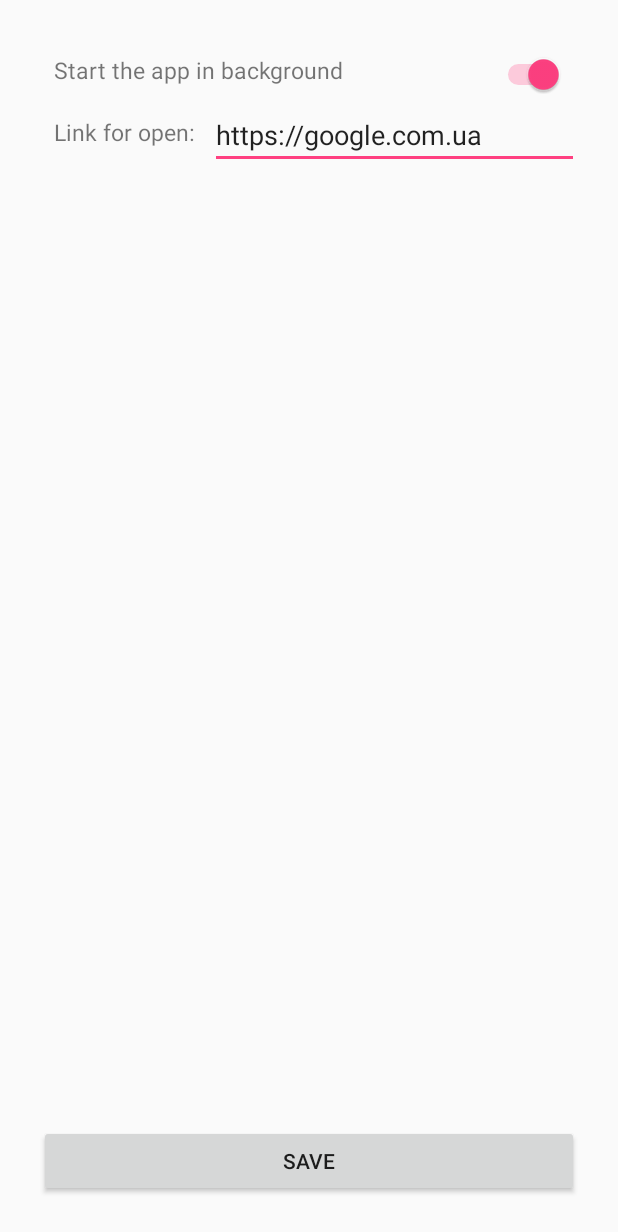
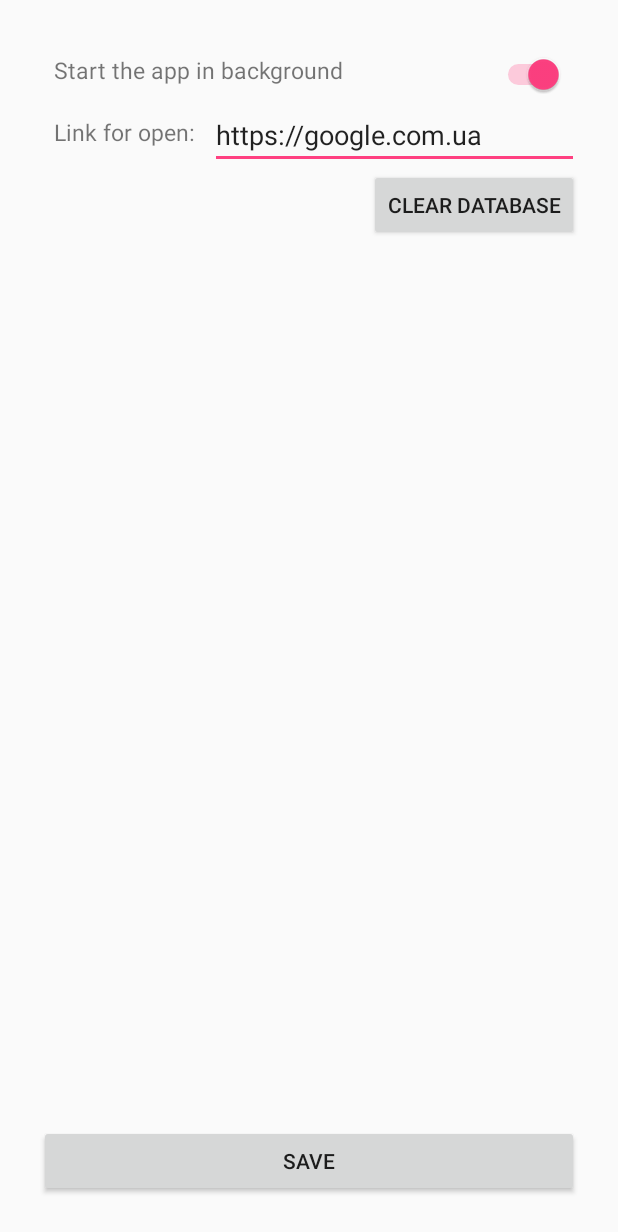
Before and after one commit to vaginessa/DoorCameraSpecialProject, an Android app: the SettingsActivity screen opened directly, with no data from a screen before it, on a phone screen of 412 x 824 dp. Shown: the top 1232 px of the screen. Run offline under Robolectric (Android 15) with nearby library versions, the phone set to English and light mode, and no system bars.

Commit message:
fix in xml main. Add button and logic to button Clear DB from settingActivity. This button remove all data from my SQLite

```diff
--- a/app/src/main/res/layout/activity_settings.xml
+++ b/app/src/main/res/layout/activity_settings.xml
@@ -59,6 +59,16 @@
          />
 
     <Button
+        android:id="@+id/delete"
+        android:text="@string/removeData"
+        android:layout_width="wrap_content"
+        android:layout_height="wrap_content"
+        android:onClick="clickOnRemoveDB"
+        android:layout_alignParentRight="true"
+        android:layout_below="@id/editText"
+        />
+
+    <Button
         android:id="@+id/save"
         android:text="@string/save"
         android:layout_width="match_parent"
--- a/app/src/main/res/values/strings.xml
+++ b/app/src/main/res/values/strings.xml
@@ -14,4 +14,5 @@
     <string name="save">Save</string>
     <string name="editText">Link for open:</string>
     <string name="title_activity_history">HistoryActivity</string>
+    <string name="removeData">Clear DataBase</string>
 </resources>
```
Also changed, not shown: app/src/main/java/vadymshevchenko/com/doorcameraandroidspecialproject/DoorCameraDatabaseHelper.java (+8 -0 lines), app/src/main/java/vadymshevchenko/com/doorcameraandroidspecialproject/SettingsActivity.java (+36 -0 lines), app/src/main/res/layout-land/activity_main.xml (+6 -3 lines).
